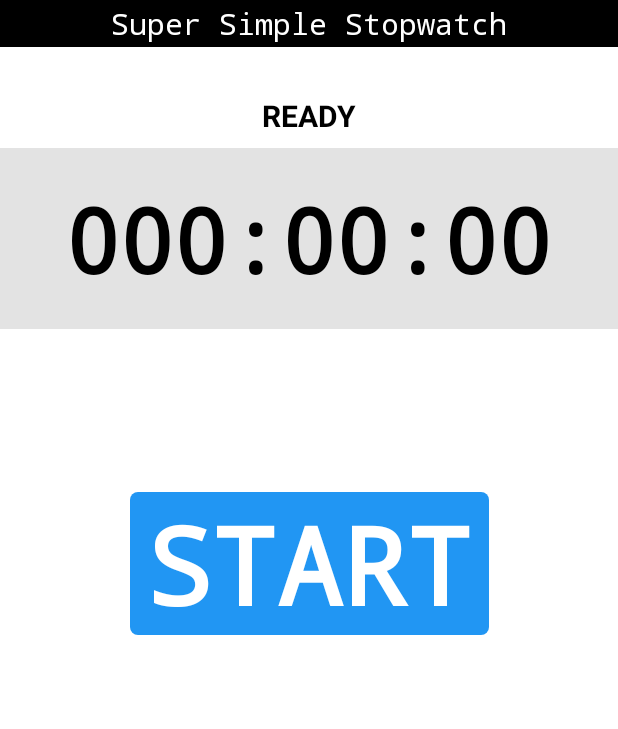
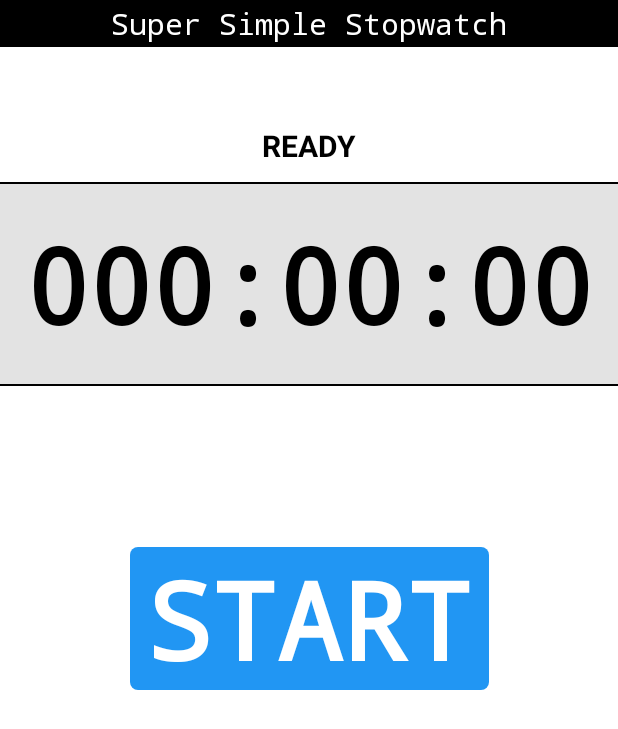
Before and after one commit to raphael1063/SSStopwatch, an Android app: the screen it shows after launch (MainActivity), on a phone screen of 412 x 824 dp. Shown: the top 729 px of the screen. Run offline under Robolectric (Android 15) with nearby library versions, the phone set to English and light mode, and no system bars; our stand-ins replace data binding.

Commit message:
레이아웃 변경

```diff
--- a/app/src/main/res/layout/activity_main.xml
+++ b/app/src/main/res/layout/activity_main.xml
@@ -8,18 +8,34 @@
         android:layout_height="match_parent"
         tools:context=".MainActivity">
 
+        <View
+            android:layout_width="0dp"
+            android:layout_height="1dp"
+            android:background="@color/black"
+            app:layout_constraintBottom_toTopOf="@+id/textTime"
+            app:layout_constraintStart_toStartOf="parent"
+            app:layout_constraintEnd_toEndOf="parent"/>
+
+        <View
+            android:layout_width="0dp"
+            android:layout_height="1dp"
+            android:background="@color/black"
+            app:layout_constraintTop_toBottomOf="@+id/textTime"
+            app:layout_constraintStart_toStartOf="parent"
+            app:layout_constraintEnd_toEndOf="parent"/>
+
         <TextView
             android:id="@+id/textTime"
             android:layout_width="0dp"
             android:layout_height="wrap_content"
-            android:layout_marginTop="8dp"
+            android:layout_marginTop="12dp"
             android:background="#E3E3E3"
             android:fontFamily="monospace"
             android:gravity="center"
             android:text="000:00:00"
             android:paddingVertical="20dp"
             android:textColor="#000000"
-            android:textSize="60sp"
+            android:textSize="70sp"
             android:textStyle="bold"
             app:layout_constraintLeft_toLeftOf="parent"
             app:layout_constraintRight_toRightOf="parent"
@@ -63,7 +79,7 @@
             android:id="@+id/textRunning"
             android:layout_width="wrap_content"
             android:layout_height="wrap_content"
-            android:layout_marginTop="32dp"
+            android:layout_marginTop="52dp"
             android:text="READY"
             android:textSize="20sp"
             android:textStyle="bold"
```
